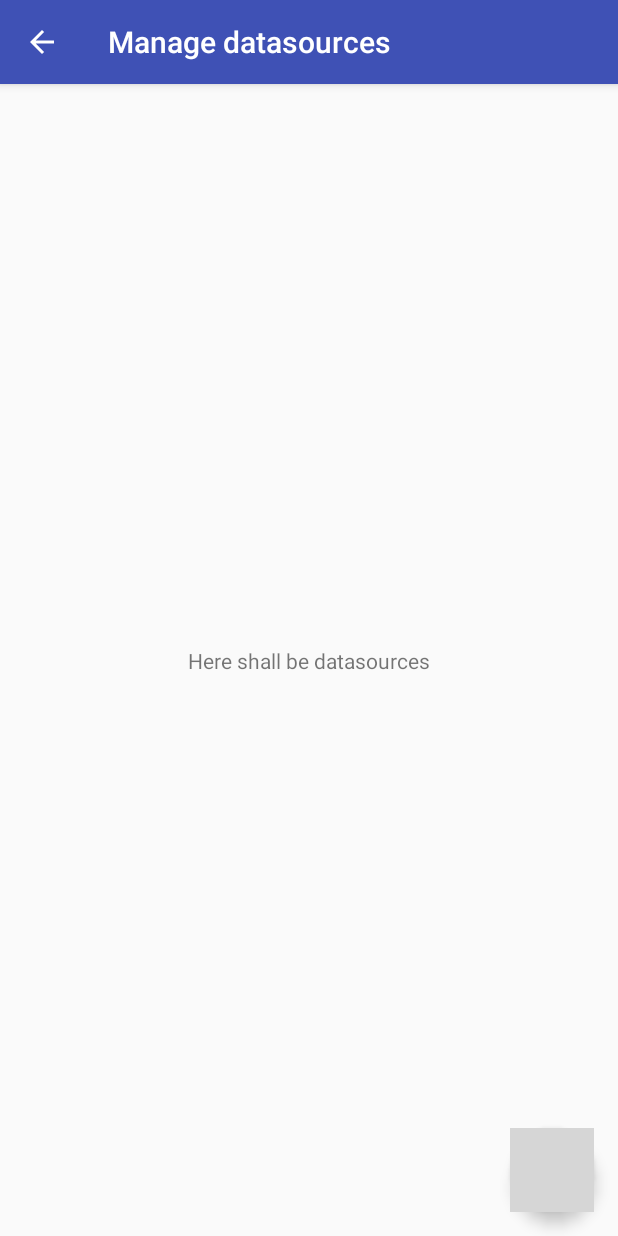
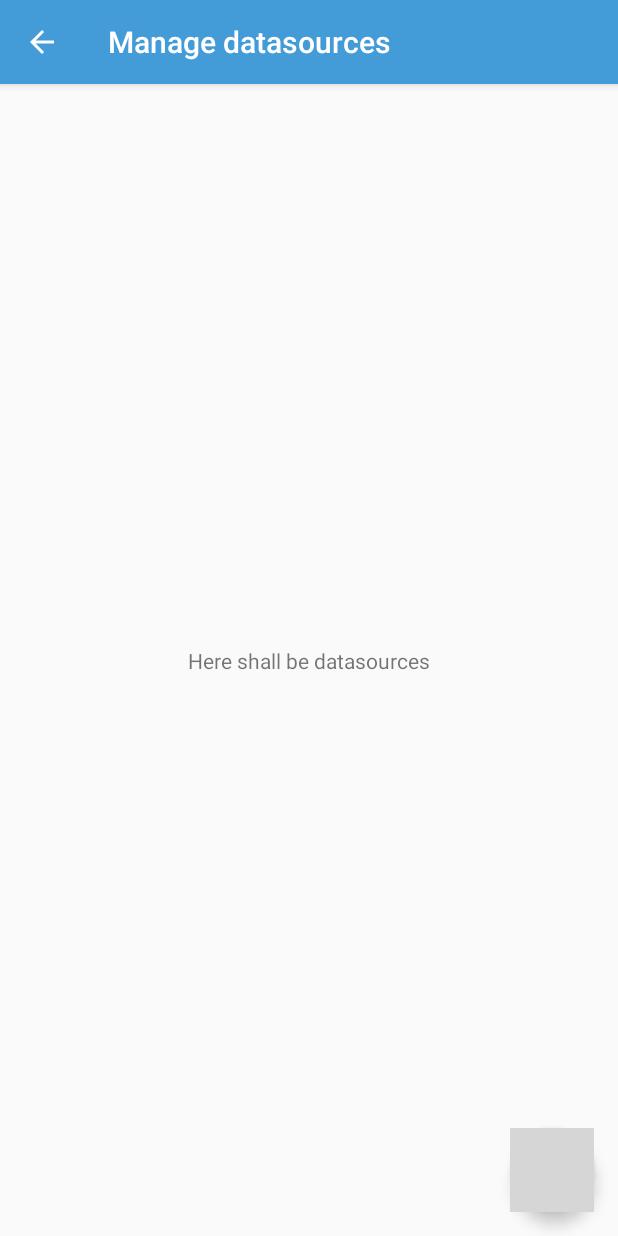
Before and after one commit to andruian/viewlink, an Android app: the DatasourcesActivity screen opened directly, with no data from a screen before it, on a phone screen of 412 x 824 dp. Run offline under Robolectric (Android 15) with nearby library versions, the phone set to English and light mode, and no system bars; grey boxes are pictures that could not be loaded.

Commit message:
Change theme colors

```diff
--- a/app/src/main/res/values/colors.xml
+++ b/app/src/main/res/values/colors.xml
@@ -1,6 +1,6 @@
 <?xml version="1.0" encoding="utf-8"?>
 <resources>
-    <color name="colorPrimary">#3F51B5</color>
-    <color name="colorPrimaryDark">#303F9F</color>
-    <color name="colorAccent">#FF4081</color>
+    <color name="colorPrimary">#439BD7</color>
+    <color name="colorPrimaryDark">#3E7396</color>
+    <color name="colorAccent">#FAB44E</color>
 </resources>
```
